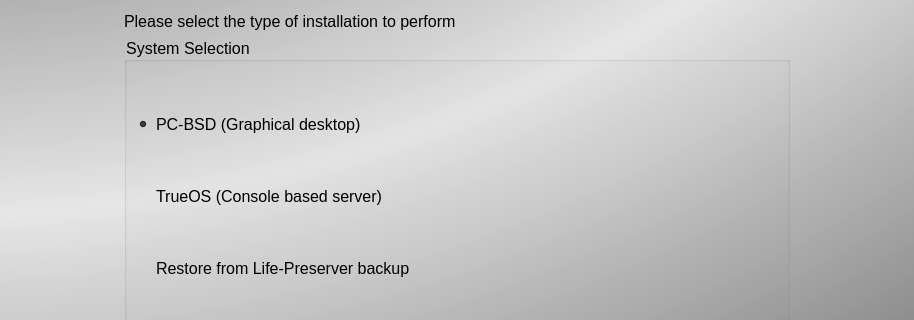
The window that src-qt5/pc-installgui/installer.ui (trueos/pcbsd) describes before a commit, drawn with Qt 5; both pictures show x 0 to 914 and y 178 to 498 of the 914 by 769 pixel window.
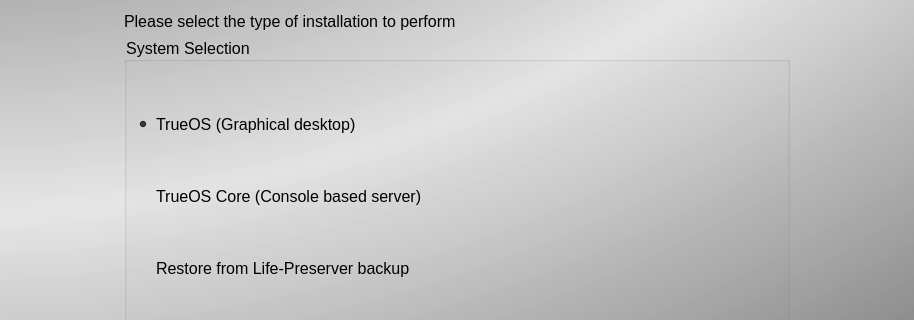
The same window after the commit. The open tabs and pages were chosen to show the change. Icons and pictures are not drawn.

Patch:
```diff
--- a/src-qt5/pc-installgui/installer.ui
+++ b/src-qt5/pc-installgui/installer.ui
@@ -419,7 +419,7 @@
               <bool>false</bool>
              </property>
              <property name="text">
-              <string>PC-BSD (Graphical desktop)</string>
+              <string>TrueOS (Graphical desktop)</string>
              </property>
              <property name="icon">
               <iconset resource="sysinstaller.qrc">
@@ -442,7 +442,7 @@
               <string>Best for servers and headless systems</string>
              </property>
              <property name="text">
-              <string>TrueOS (Console based server)</string>
+              <string>TrueOS Core (Console based server)</string>
              </property>
              <property name="icon">
               <iconset resource="sysinstaller.qrc">
```
Left out of the diff: 4 changed lines with no effect on the pictures.
